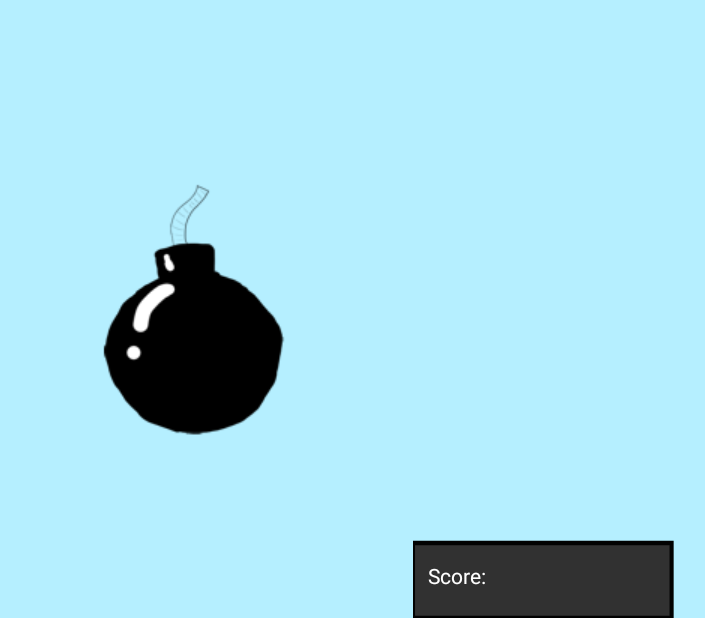
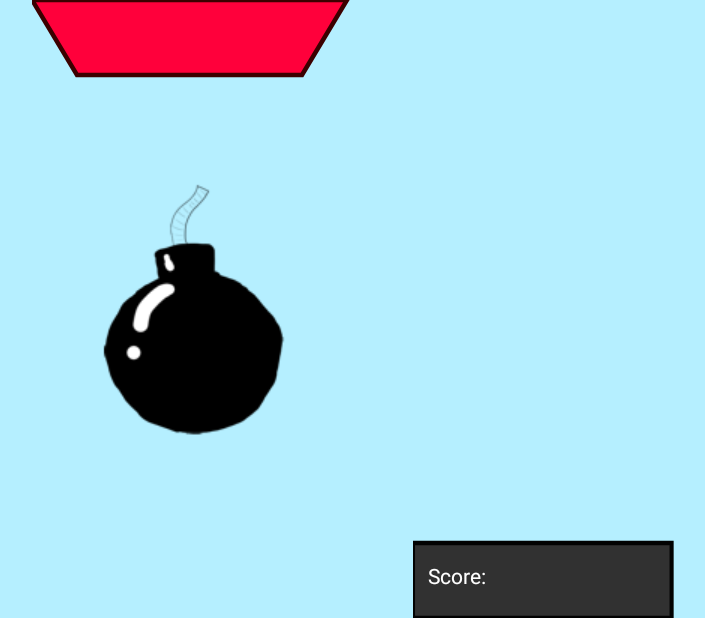
Before and after one commit to pege/Pass-the-Bomb, an Android app: the GameActivity screen opened directly, with no data from a screen before it, on a phone screen of 824 x 412 dp (held sideways). Shown: the whole screen, without its empty margins (424-1129 px from the left). Run offline under Robolectric (Android 15) with nearby library versions, the phone set to English and light mode, and no system bars; 6 statements that could not run were skipped.

Commit message:
added methods to add bomb/target icon to player_button

```diff
--- a/PasstheBomb/app/src/main/java/ch/ethz/inf/vs/gruntzp/passthebomb/activities/MainActivity.java
+++ b/PasstheBomb/app/src/main/java/ch/ethz/inf/vs/gruntzp/passthebomb/activities/MainActivity.java
@@ -75,6 +75,7 @@ public class MainActivity extends AppCompatActivity implements MessageListener {
         //Start next Activity
         Intent myIntent = new Intent(this, TutorialActivity.class);
         this.startActivity(myIntent);
+
     }
 
     @Override
--- a/PasstheBomb/app/src/main/res/layout/activity_game.xml
+++ b/PasstheBomb/app/src/main/res/layout/activity_game.xml
@@ -14,15 +14,19 @@
 
 
         <Button android:id="@+id/player_1"
+            android:paddingLeft="30dp"
+            android:paddingRight="30dp"
             android:layout_width="wrap_content"
             android:layout_height="wrap_content"
             android:layout_alignParentTop="true"
             android:layout_centerInParent="true"
             android:background="@drawable/player_field_red"
-            android:visibility="invisible"
+            android:visibility="visible"
             android:text=""/>
 
         <Button android:id="@+id/player_2"
+            android:paddingLeft="30dp"
+            android:paddingRight="30dp"
             android:layout_width="wrap_content"
             android:layout_height="wrap_content"
             android:rotation="270"
@@ -34,6 +38,8 @@
             android:text=""/>
 
         <Button android:id="@+id/player_3"
+            android:paddingLeft="30dp"
+            android:paddingRight="30dp"
             android:layout_width="wrap_content"
             android:layout_height="wrap_content"
             android:rotation="90"
@@ -45,6 +51,8 @@
             android:text=""/>
 
         <Button android:id="@+id/player_4"
+            android:paddingLeft="30dp"
+            android:paddingRight="30dp"
             android:layout_width="wrap_content"
             android:layout_height="wrap_content"
             android:layout_alignParentBottom="true"
```
Also changed, not shown: PasstheBomb/app/src/main/java/ch/ethz/inf/vs/gruntzp/passthebomb/activities/GameActivity.java (+21 -1 lines).
